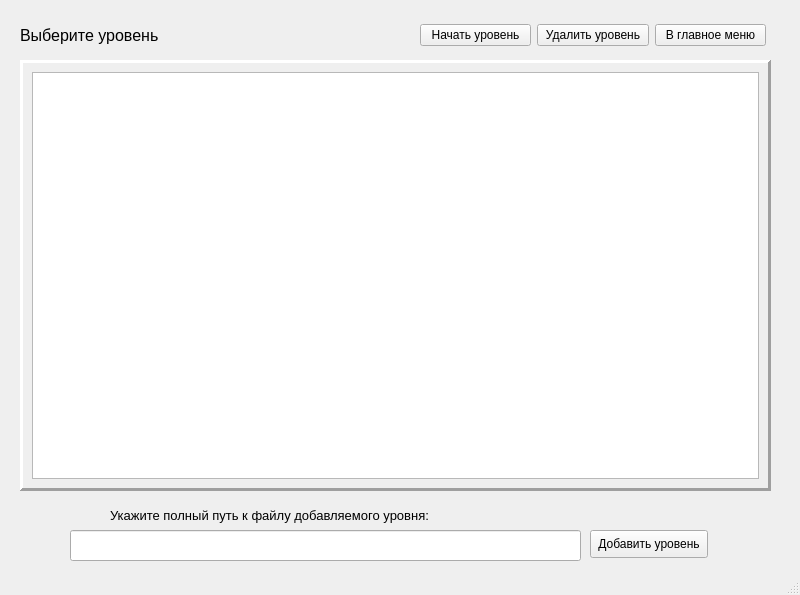
Before: the Qt Designer form levels.ui in Kalianova/LogicGame, drawn with Qt 5.
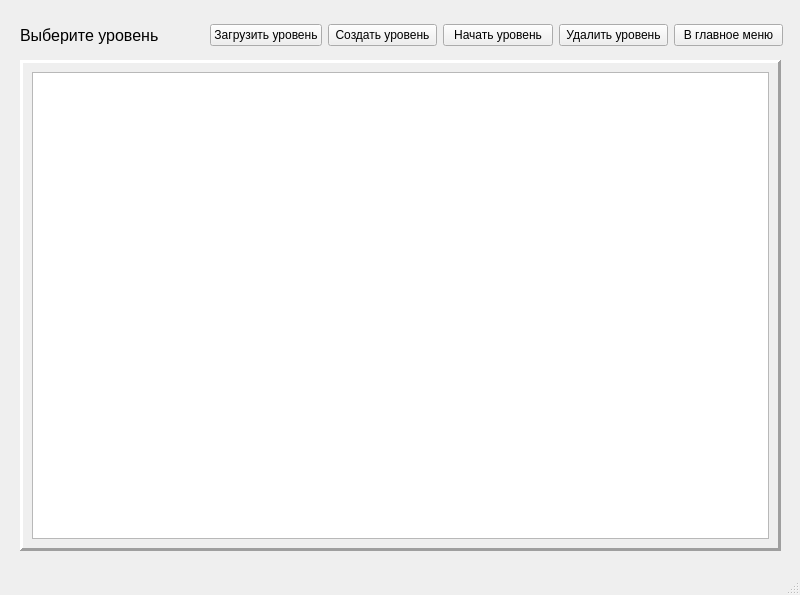
After: the same form once the commit is applied.

```diff
--- a/levels.ui
+++ b/levels.ui
@@ -17,15 +17,29 @@
    <widget class="QWidget" name="horizontalLayoutWidget">
     <property name="geometry">
      <rect>
-      <x>420</x>
+      <x>210</x>
       <y>10</y>
-      <width>346</width>
+      <width>573</width>
       <height>51</height>
      </rect>
     </property>
     <layout class="QHBoxLayout" name="horizontalLayout">
      <item>
-      <widget class="QPushButton" name="begin">
+      <widget class="QPushButton" name="download">
+       <property name="text">
+        <string>Загрузить уровень</string>
+       </property>
+      </widget>
+     </item>
+     <item>
+      <widget class="QPushButton" name="create">
+       <property name="text">
+        <string>Создать уровень</string>
+       </property>
+      </widget>
+     </item>
+     <item>
+      <widget class="QPushButton" name="beginLevel">
        <property name="text">
         <string>Начать уровень</string>
        </property>
@@ -52,8 +66,8 @@
      <rect>
       <x>20</x>
       <y>60</y>
-      <width>751</width>
-      <height>431</height>
+      <width>761</width>
+      <height>491</height>
      </rect>
     </property>
     <property name="frameShape">
@@ -89,47 +103,6 @@
      <string>Выберите уровень</string>
     </property>
    </widget>
-   <widget class="QPushButton" name="add">
-    <property name="geometry">
-     <rect>
-      <x>590</x>
-      <y>530</y>
-      <width>118</width>
-      <height>28</height>
-     </rect>
-    </property>
-    <property name="text">
-     <string>Добавить уровень</string>
-    </property>
-   </widget>
-   <widget class="QLineEdit" name="pathTolevel">
-    <property name="geometry">
-     <rect>
-      <x>70</x>
-      <y>530</y>
-      <width>511</width>
-      <height>31</height>
-     </rect>
-    </property>
-   </widget>
-   <widget class="QLabel" name="newLevelLabel">
-    <property name="geometry">
-     <rect>
-      <x>110</x>
-      <y>500</y>
-      <width>431</width>
-      <height>31</height>
-     </rect>
-    </property>
-    <property name="font">
-     <font>
-      <pointsize>10</pointsize>
-     </font>
-    </property>
-    <property name="text">
-     <string>Укажите полный путь к файлу добавляемого уровня:</string>
-    </property>
-   </widget>
   </widget>
   <widget class="QMenuBar" name="menubar">
    <property name="geometry">
```
Left out of the diff: 2 changed lines with no effect on the pictures.
